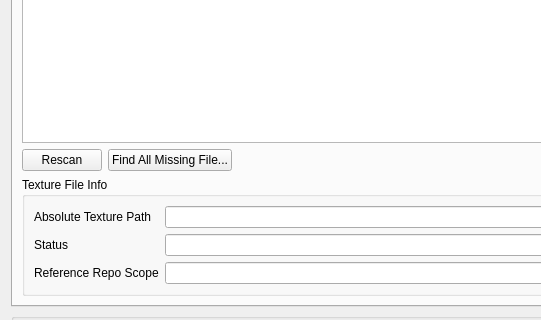
First picture: the form in maya-scripts/UkoreReferenceEditor/widget.ui, repository tonmaiart/UkoreReferenceEditor, before the edit; both pictures show x 0 to 541 and y 287 to 607 of the 807 by 688 pixel window.
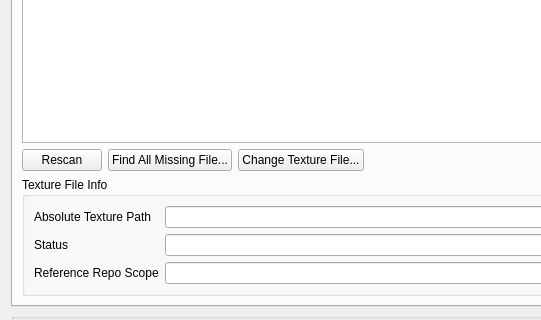
Second picture: the form after the edit.

Commit message: Auto-untrack gitignored files before sync

```diff
--- a/maya-scripts/UkoreReferenceEditor/widget.ui
+++ b/maya-scripts/UkoreReferenceEditor/widget.ui
@@ -296,6 +296,13 @@
            </property>
           </widget>
          </item>
+         <item>
+          <widget class="QPushButton" name="pushButton_change_texture_file">
+           <property name="text">
+            <string>Change Texture File...</string>
+           </property>
+          </widget>
+         </item>
          <item>
           <spacer name="horizontalSpacer_2">
            <property name="orientation">
```
The commit also changes 1 other file.
